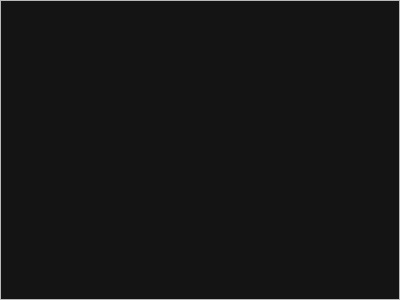
Before: the Qt Designer form ui/ltwidget.ui in gronberg/f1lt, drawn with Qt 5.
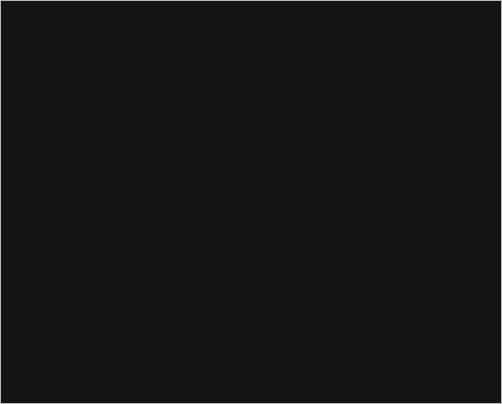
After: the same form once the commit is applied. Custom widgets are drawn as their Qt base class.

Diff of the .ui file:
```diff
--- a/ui/ltwidget.ui
+++ b/ui/ltwidget.ui
@@ -6,8 +6,8 @@
    <rect>
     <x>0</x>
     <y>0</y>
-    <width>400</width>
-    <height>300</height>
+    <width>502</width>
+    <height>404</height>
    </rect>
   </property>
   <property name="windowTitle">
```
